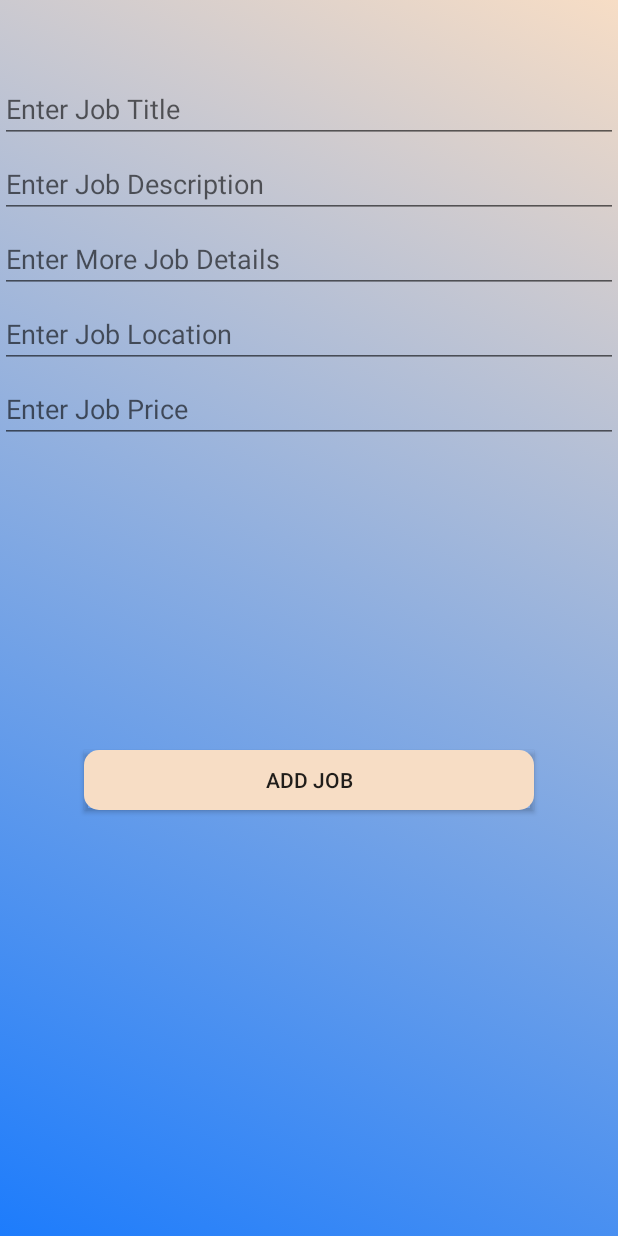
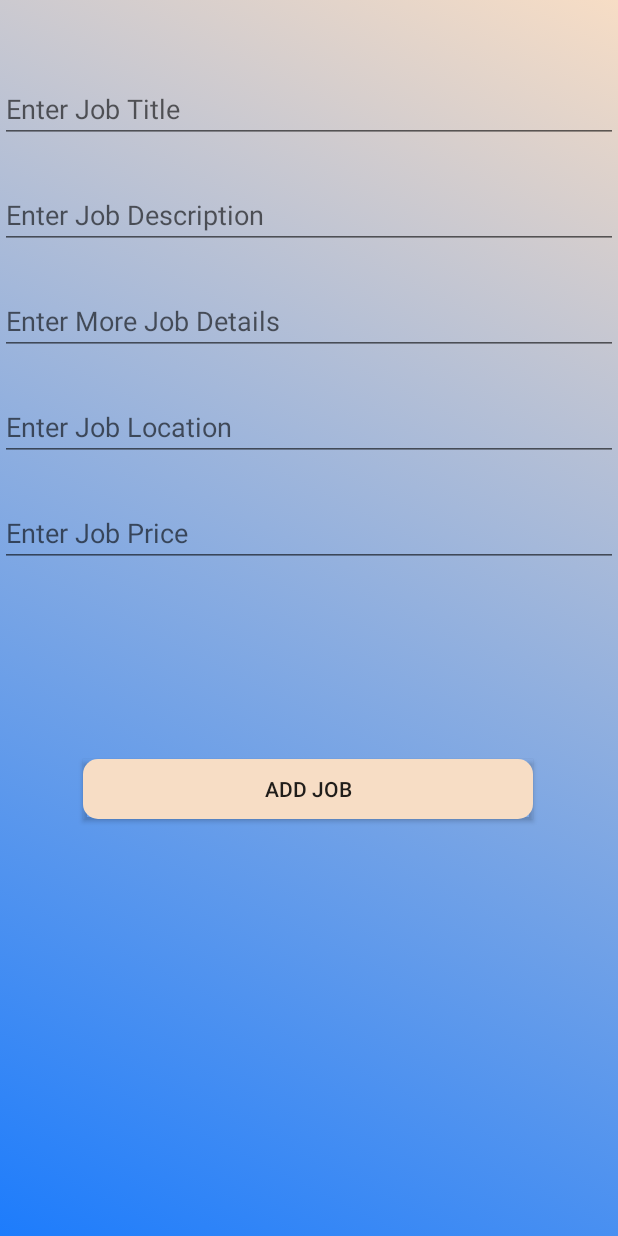
Before and after one commit to GuestG/itsdone, an Android app: the fragment JobAddFragment placed in its activity, on a phone screen of 412 x 824 dp. Run offline under Robolectric (Android 15) with nearby library versions, the phone set to English and light mode, and no system bars; 1 statement that could not run was skipped.

Commit message:
converted Fragment_add_job.xml to use constraint layout

```diff
--- a/app/src/main/java/edu/tacoma/uw/itsdone/CreateAccountActivity.java
+++ b/app/src/main/java/edu/tacoma/uw/itsdone/CreateAccountActivity.java
@@ -23,8 +23,8 @@ import edu.tacoma.uw.itsdone.model.Account;
  * this is an activity that creates an account for the user
  *
  * @authors Trevor Peters, Gehry Guest
- * @version 1.0
- * @since 2020-05-13
+ * @version 1.1
+ * @since 2020-05-15
  */
 public class CreateAccountActivity extends AppCompatActivity {
     private JSONObject mMemberJSON;
--- a/app/src/main/res/layout/fragment_job_add.xml
+++ b/app/src/main/res/layout/fragment_job_add.xml
@@ -1,9 +1,9 @@
 <?xml version="1.0" encoding="utf-8"?>
-<RelativeLayout xmlns:android="http://schemas.android.com/apk/res/android"
+<androidx.constraintlayout.widget.ConstraintLayout xmlns:android="http://schemas.android.com/apk/res/android"
+    xmlns:app="http://schemas.android.com/apk/res-auto"
     xmlns:tools="http://schemas.android.com/tools"
     android:layout_width="fill_parent"
     android:layout_height="fill_parent"
-    xmlns:app="http://schemas.android.com/apk/res-auto"
     android:background="@drawable/gradient"
     tools:context=".JobAddFragment">
 
@@ -12,43 +12,65 @@
         android:layout_width="match_parent"
         android:layout_height="wrap_content"
         android:layout_marginTop="50dp"
-        android:hint="@string/enter_job_title_hint" />
+        android:hint="@string/enter_job_title_hint"
+        app:layout_constraintEnd_toEndOf="parent"
+        app:layout_constraintHorizontal_bias="0.0"
+        app:layout_constraintStart_toStartOf="parent"
+        app:layout_constraintTop_toTopOf="parent" />
+
     <EditText
         android:id="@+id/add_job_short_desc"
         android:layout_width="match_parent"
         android:layout_height="wrap_content"
-        android:layout_marginTop="100dp"
-        android:hint="@string/enter_job_short_desc_hint" />
+        android:layout_marginTop="25dp"
+        android:hint="@string/enter_job_short_desc_hint"
+        app:layout_constraintEnd_toEndOf="parent"
+        app:layout_constraintStart_toStartOf="parent"
+        app:layout_constraintTop_toBottomOf="@+id/add_job_title" />
+
     <EditText
         android:id="@+id/add_job_long_desc"
         android:layout_width="match_parent"
         android:layout_height="wrap_content"
-        android:layout_marginTop="150dp"
-        android:hint="@string/enter_job_long_desc_hint" />
+        android:layout_marginTop="25dp"
+        android:hint="@string/enter_job_long_desc_hint"
+        app:layout_constraintEnd_toEndOf="parent"
+        app:layout_constraintStart_toStartOf="parent"
+        app:layout_constraintTop_toBottomOf="@+id/add_job_short_desc" />
+
     <EditText
         android:id="@+id/add_job_location"
         android:layout_width="match_parent"
         android:layout_height="wrap_content"
-        android:layout_marginTop="200dp"
-        android:hint="@string/enter_job_location_hint" />
+        android:layout_marginTop="25dp"
+        android:hint="@string/enter_job_location_hint"
+        app:layout_constraintEnd_toEndOf="parent"
+        app:layout_constraintStart_toStartOf="parent"
+        app:layout_constraintTop_toBottomOf="@+id/add_job_long_desc" />
+
     <EditText
         android:id="@+id/add_job_price"
         android:layout_width="match_parent"
         android:layout_height="wrap_content"
-        android:layout_marginTop="250dp"
-        android:layout_marginBottom="100dp"
-        android:hint="@string/enter_job_price_hint" />
+        android:layout_marginTop="25dp"
+        android:hint="@string/enter_job_price_hint"
+        app:layout_constraintEnd_toEndOf="parent"
+        app:layout_constraintStart_toStartOf="parent"
+        app:layout_constraintTop_toBottomOf="@+id/add_job_location" />
 
     <androidx.cardview.widget.CardView
         android:id="@+id/addJobCardView"
         android:layout_width="300dp"
         android:layout_height="40dp"
-        android:layout_centerHorizontal="true"
-        android:layout_marginStart="55dp"
-        android:layout_marginLeft="55dp"
-        android:layout_marginTop="500dp"
-        android:layout_marginRight="56dp"
-        app:cardBackgroundColor="@color/clear">
+        android:layout_marginTop="50dp"
+        android:layout_marginBottom="16dp"
+        app:cardBackgroundColor="@color/clear"
+        app:layout_constraintBottom_toBottomOf="parent"
+        app:layout_constraintEnd_toEndOf="parent"
+        app:layout_constraintHorizontal_bias="0.495"
+        app:layout_constraintStart_toStartOf="parent"
+        app:layout_constraintTop_toBottomOf="@+id/add_job_price"
+        app:layout_constraintVertical_bias="0.23000002">
 
         <RelativeLayout
             android:layout_width="match_parent"
@@ -59,10 +81,16 @@
                 android:id="@+id/btn_add_job"
                 android:layout_width="match_parent"
                 android:layout_height="match_parent"
-                android:text="@string/btn_add_job"
+                android:layout_alignParentEnd="true"
+                android:layout_alignParentRight="true"
+                android:layout_alignParentBottom="true"
+                android:layout_marginEnd="0dp"
+                android:layout_marginRight="0dp"
+                android:layout_marginBottom="0dp"
+                android:background="@drawable/round_button"
                 android:elevation="5dp"
-                android:background="@drawable/round_button" />
+                android:text="@string/btn_add_job" />
         </RelativeLayout>
 
     </androidx.cardview.widget.CardView>
-</RelativeLayout>
+</androidx.constraintlayout.widget.ConstraintLayout>
```
